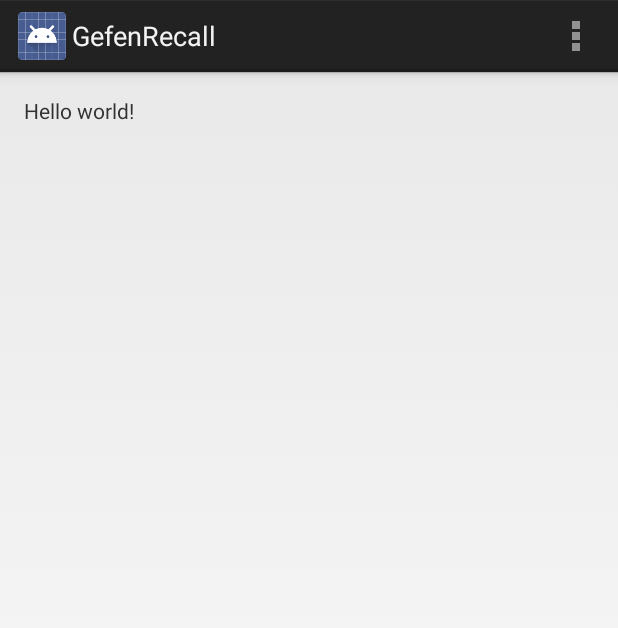
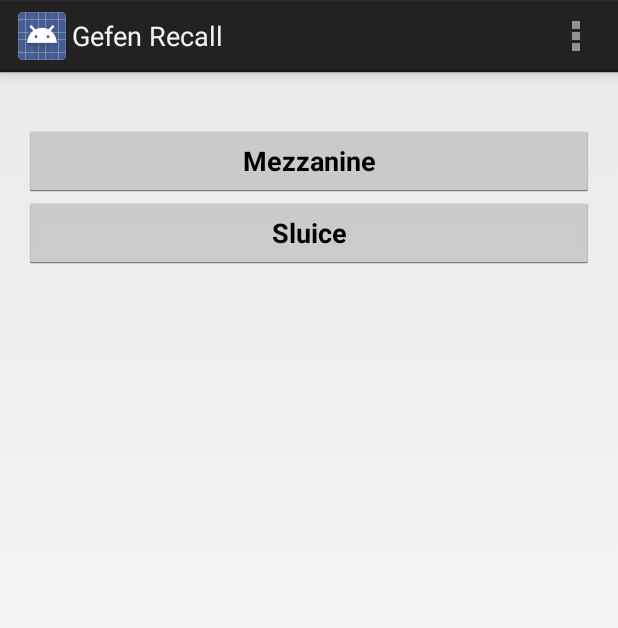
Before and after one commit to jewkesy/GefenRecall, an Android app: the screen it shows after launch (MyActivity), on a phone screen of 412 x 824 dp. Shown: the top 628 px of the screen. Run offline under Robolectric (Android 15) with nearby library versions, the phone set to English and light mode, and no system bars.

Commit message:
basic app working

```diff
--- a/app/src/main/res/layout/activity_my.xml
+++ b/app/src/main/res/layout/activity_my.xml
@@ -1,4 +1,4 @@
-<RelativeLayout xmlns:android="http://schemas.android.com/apk/res/android"
+<LinearLayout xmlns:android="http://schemas.android.com/apk/res/android"
     xmlns:tools="http://schemas.android.com/tools"
     android:layout_width="match_parent"
     android:layout_height="match_parent"
@@ -6,11 +6,25 @@
     android:paddingRight="@dimen/activity_horizontal_margin"
     android:paddingTop="@dimen/activity_vertical_margin"
     android:paddingBottom="@dimen/activity_vertical_margin"
+    android:orientation="vertical"
     tools:context=".MyActivity">
 
     <TextView
-        android:text="@string/hello_world"
+        android:text="@string/connectedTo"
         android:layout_width="wrap_content"
         android:layout_height="wrap_content" />
+    <Button
+        android:layout_width="match_parent"
+        android:layout_height="wrap_content"
+        android:id="@+id/btnRecall1"
+        android:textStyle="bold"
 
-</RelativeLayout>
+        android:text="@string/recall1_text"/>
+    <Button
+        android:layout_width="match_parent"
+        android:layout_height="wrap_content"
+        android:id="@+id/btnRecall2"
+        android:textStyle="bold"
+        android:text="@string/recall2_text"/>
+
+</LinearLayout>
--- a/app/src/main/res/values/strings.xml
+++ b/app/src/main/res/values/strings.xml
@@ -1,8 +1,11 @@
 <?xml version="1.0" encoding="utf-8"?>
 <resources>
 
-    <string name="app_name">GefenRecall</string>
+    <string name="app_name">Gefen Recall</string>
     <string name="hello_world">Hello world!</string>
     <string name="action_settings">Settings</string>
+    <string name="recall1_text">Mezzanine</string>
+    <string name="recall2_text">Sluice</string>
+    <string name="connectedTo"></string>
 
 </resources>
```
Also changed, not shown: app/src/main/java/com/daryljewkes/gefenrecall/MyActivity.java (+93 -1 lines).
